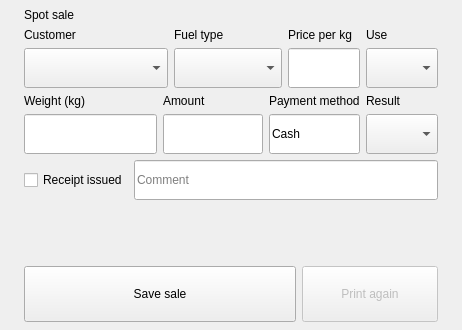
The window that smart210/src/sales/SpotSalePage.ui (atosdev7/GasStaion) describes before a commit, drawn with Qt 5.
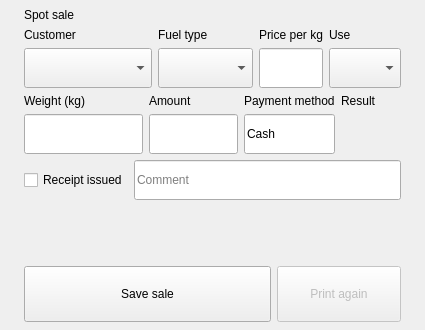
The same window after the commit.

Commit message: Smart210: the result of a spot sale and a card fill is a setting, confirmed card records are hidden, the barcode is a bitmap

Patch:
```diff
--- a/smart210/src/sales/SpotSalePage.ui
+++ b/smart210/src/sales/SpotSalePage.ui
@@ -107,11 +107,6 @@
        <property name="minimumSize"><size><width>0</width><height>40</height></size></property>
       </widget>
      </item>
-     <item row="1" column="3">
-      <widget class="QComboBox" name="resultCombo">
-       <property name="minimumSize"><size><width>0</width><height>40</height></size></property>
-      </widget>
-     </item>
     </layout>
    </item>
    <item>
```
The commit also changes 30 other files.
